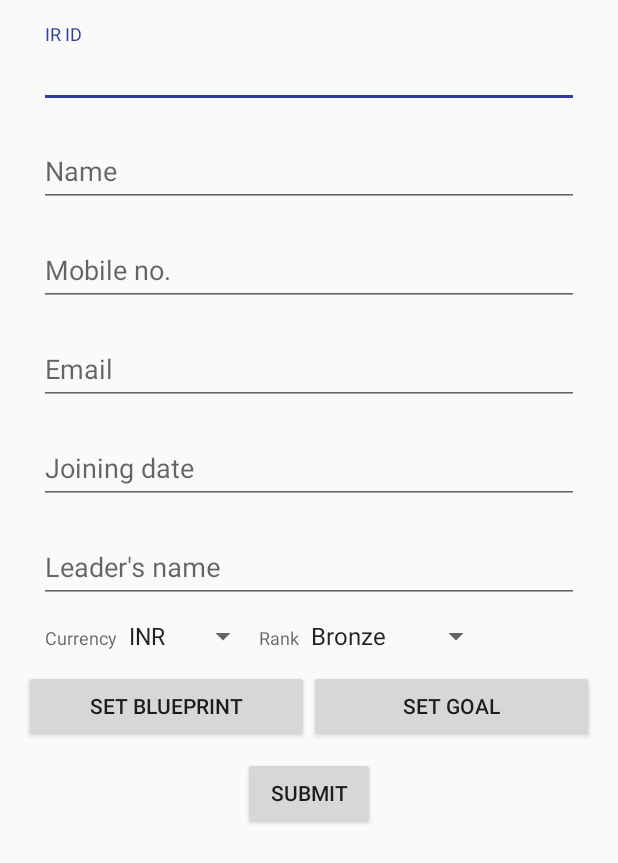
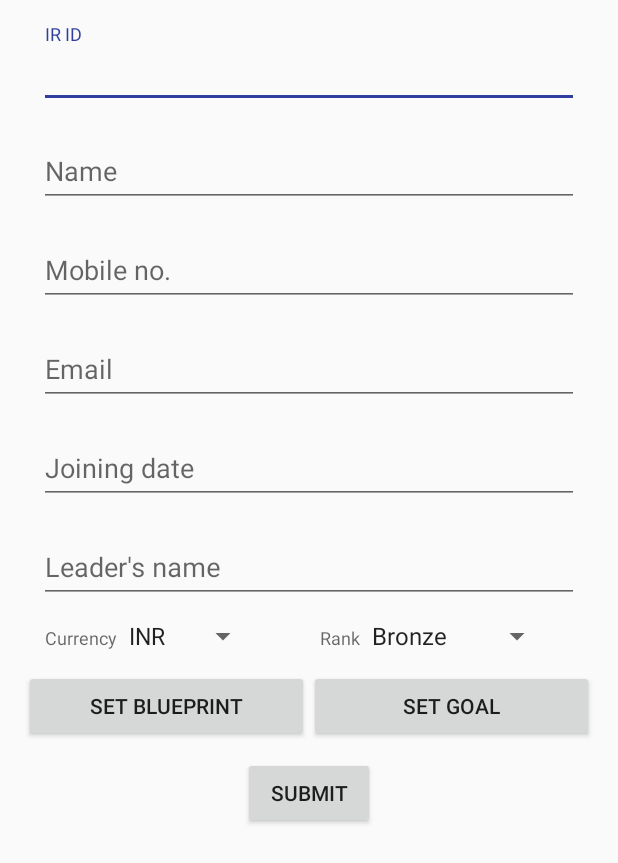
Before and after one commit to DorisDevelopers/Sharq, an Android app: the layout content_register.xml on its own in the app's theme, with its tools: preview values and no code run, on a phone screen of 412 x 824 dp. Shown: the top 863 px of the screen. Run offline under Robolectric (Android 15) with nearby library versions, the phone set to English and light mode, and no system bars.

Commit message:
cosmetic changes to registeration

```diff
--- a/app/src/main/res/layout/activity_goals2.xml
+++ b/app/src/main/res/layout/activity_goals2.xml
@@ -84,7 +84,7 @@
             android:layout_width="wrap_content"
             android:layout_height="wrap_content"
             android:text="Status"
-            style="@style/LeftInputLabel"
+            style="@style/InputLabel"
             android:id="@+id/sts_label"
             android:layout_alignParentTop="true"
             />
--- a/app/src/main/res/layout/content_register.xml
+++ b/app/src/main/res/layout/content_register.xml
@@ -88,7 +88,8 @@
             android:layout_width="match_parent"
             android:layout_height="wrap_content"
             android:inputType="date"
-            android:layout_weight= "1"/>
+            android:layout_weight= "1"
+            />
     </android.support.design.widget.TextInputLayout>
     <android.support.design.widget.TextInputLayout
         android:layout_width="match_parent"
@@ -104,18 +105,26 @@
             android:inputType="text"
             android:layout_weight= "1"/>
     </android.support.design.widget.TextInputLayout>
+
     <LinearLayout
         android:layout_width="match_parent"
         android:layout_height="wrap_content"
         android:layout_below="@+id/leader_name_box"
-        android:id="@+id/ccy_rank_box">
+        android:id="@+id/ccy_rank_box"
+        >
+    <LinearLayout
+        android:layout_width="wrap_content"
+        android:layout_height="wrap_content"
+        android:layout_weight= "1"
+        android:id="@+id/ccy_box"
+        android:layout_alignParentLeft="true">
         <TextView
             android:layout_width="wrap_content"
             android:layout_height="wrap_content"
             android:text="Currency"
-            style="@style/LeftInputLabel"
+            style="@style/InputLabel"
             android:id="@+id/ccy_label"
-            android:layout_alignParentTop="true"
+
             />
         <Spinner
             android:id="@+id/ccy"
@@ -124,15 +133,22 @@
             android:layout_height="wrap_content"
             android:spinnerMode="dialog"
             android:entries="@array/ccy"
-            android:layout_alignParentEnd="true"
-            android:layout_alignParentRight="true" />
+             />
+        </LinearLayout>
+    <LinearLayout
+        android:layout_width="wrap_content"
+        android:layout_height="wrap_content"
+        android:layout_weight="1"
+        android:layout_toRightOf="@+id/ccy_box"
+        android:layout_toEndOf="@+id/ccy_box"
+        android:id="@+id/rank_box">
         <TextView
             android:layout_width="wrap_content"
             android:layout_height="wrap_content"
             android:text="Rank"
-            style="@style/RightInputLabel"
+            style="@style/InputLabel"
             android:id="@+id/rank_label"
-            android:layout_alignParentTop="true"
+
             />
         <Spinner
             android:id="@+id/rank"
@@ -141,8 +157,8 @@
             android:layout_height="wrap_content"
             android:spinnerMode="dialog"
             android:entries="@array/rank"
-            android:layout_alignParentEnd="true"
-            android:layout_alignParentRight="true" />
+             />
+    </LinearLayout>
     </LinearLayout>
 
     <LinearLayout
--- a/app/src/main/res/layout/full_name_list.xml
+++ b/app/src/main/res/layout/full_name_list.xml
@@ -15,10 +15,10 @@
         android:fitsSystemWindows="true"
         tools:openDrawer="start">
 
-        <include
+       <!-- <include
             layout="@layout/app_bar_display_menu"
             android:layout_width="match_parent"
-            android:layout_height="match_parent" />
+            android:layout_height="match_parent" />-->
 
         <android.support.design.widget.NavigationView
             android:id="@+id/nav_view"
--- a/app/src/main/res/values/styles.xml
+++ b/app/src/main/res/values/styles.xml
@@ -33,14 +33,18 @@
     </style>
 
     <!-- For labels of Spinners/Dropdown -->
-    <style name="LeftInputLabel" parent="TextAppearance.AppCompat.Caption">
+    <style name="InputLabel" parent="TextAppearance.AppCompat.Caption">
         <item name="android:paddingBottom">@dimen/input_label_vertical_spacing</item>
         <item name="android:paddingLeft">@dimen/input_label_horizontal_spacing</item>
-        <!--<item name="android:paddingRight">@dimen/input_label_horizontal_spacing</item>-->
+    </style>
+    <!--<style name="LeftInputLabel" parent="TextAppearance.AppCompat.Caption">
+        <item name="android:paddingBottom">@dimen/input_label_vertical_spacing</item>
+        <item name="android:paddingLeft">@dimen/input_label_horizontal_spacing</item>
+        &lt;!&ndash;<item name="android:paddingRight">@dimen/input_label_horizontal_spacing</item>&ndash;&gt;
     </style>
     <style name="RightInputLabel" parent="TextAppearance.AppCompat.Caption">
         <item name="android:paddingBottom">@dimen/input_label_vertical_spacing</item>
-        <!--<item name="android:paddingLeft">@dimen/input_label_horizontal_spacing</item>
-        <item name="android:paddingRight">@dimen/input_label_horizontal_spacing</item>-->
-    </style>
+        &lt;!&ndash;<item name="android:paddingLeft">@dimen/input_label_horizontal_spacing</item>
+        <item name="android:paddingRight">@dimen/input_label_horizontal_spacing</item>&ndash;&gt;
+    </style>-->
 </resources>
```
Also changed, not shown: app/src/main/java/in/doris/sharq/activities/RegisterActivity.java (+12 -0 lines), app/src/main/res/layout/activity_blue_print.xml (+7 -6 lines).
